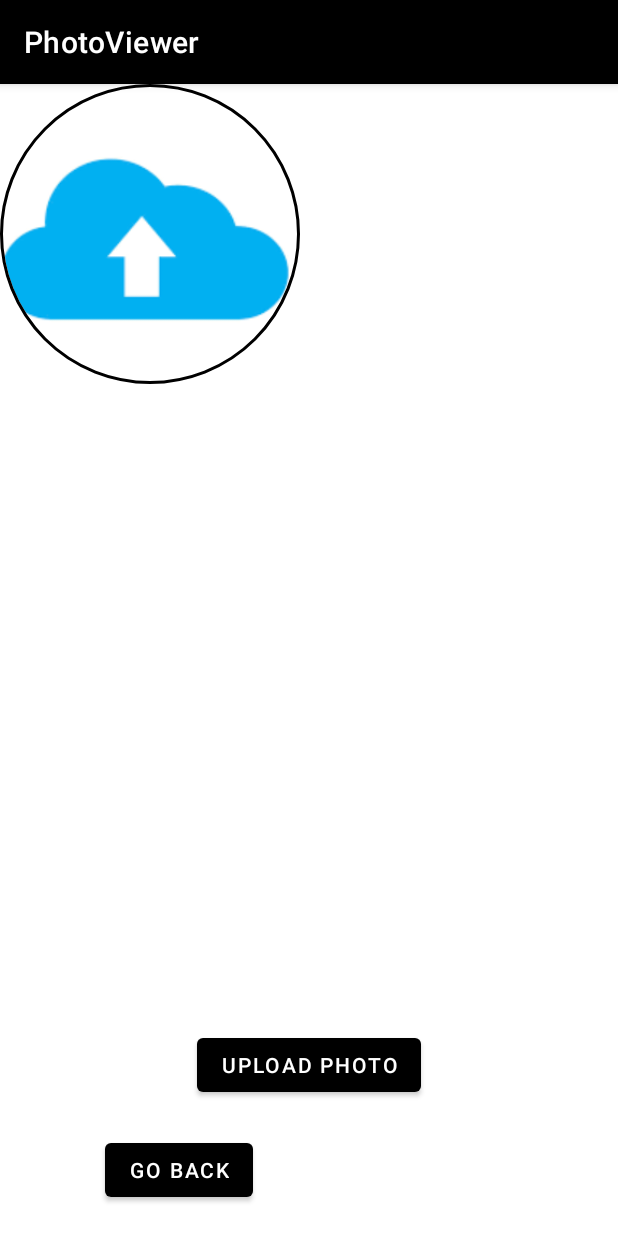
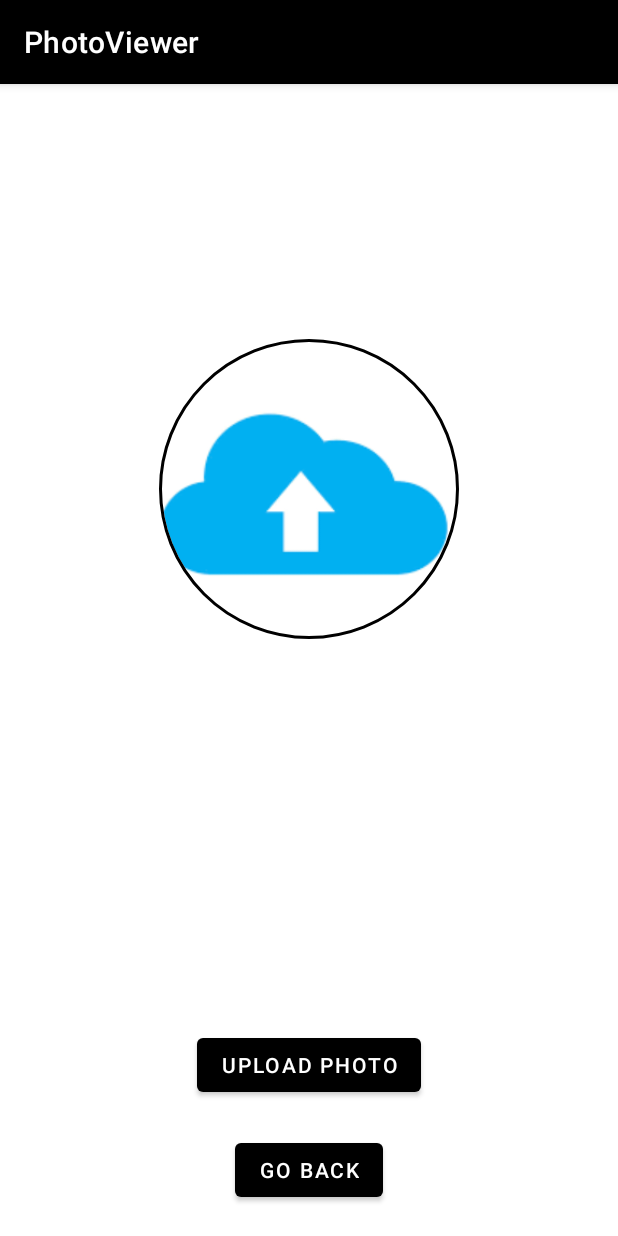
Before and after one commit to phillipinseoul/PhotoViewer, an Android app: the UploadActivity screen opened directly, with no data from a screen before it, on a phone screen of 412 x 824 dp. Run offline under Robolectric (Android 15) with nearby library versions, the phone set to English and light mode, and no system bars; our stand-ins replace CircleImageView.

```diff
--- a/app/src/main/res/layout/activity_upload.xml
+++ b/app/src/main/res/layout/activity_upload.xml
@@ -9,10 +9,13 @@
 
     <de.hdodenhof.circleimageview.CircleImageView
         xmlns:app="http://schemas.android.com/apk/res-auto"
-        android:id="@+id/profile_image"
+        android:id="@+id/imageView"
         android:layout_width="200dp"
         android:layout_height="200dp"
         android:src="@drawable/upload_image"
+        android:layout_centerHorizontal="true"
+        android:layout_alignParentTop="true"
+        android:layout_marginTop="170dp"
         app:civ_border_width="2dp"
         app:civ_border_color="#FF000000"/>
 
@@ -34,8 +37,6 @@
         android:layout_alignParentBottom="true"
         android:layout_centerHorizontal="true"
         android:layout_marginBottom="20dp"
-        android:layout_alignParentLeft="true"
-        android:layout_marginLeft="70dp"
         android:onClick="BackToMain"
         android:text="Go Back" />
 
```
